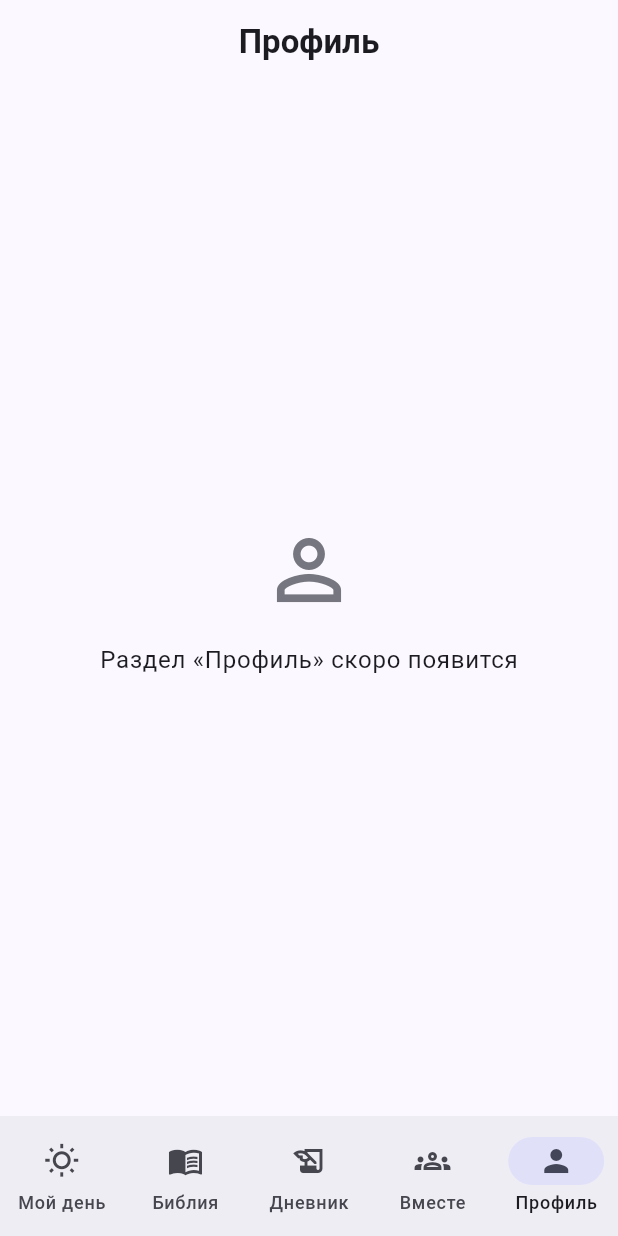
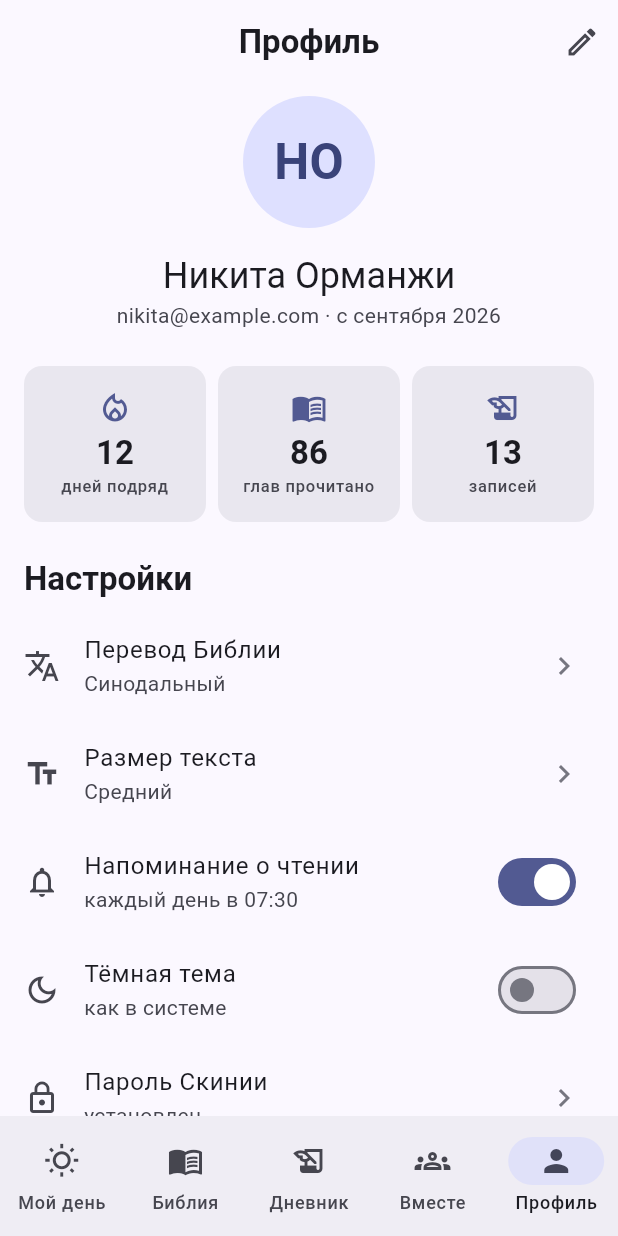
Before and after one commit to NichitaOrmanji/bibly_app, a Flutter app: the MainShell screen opened directly, item 5 of the bottom bar chosen, on a phone screen of 412 x 824 dp. Run offline on Flutter 3.47's test engine with Material 3 defaults, Android fonts, the phone set to English and light mode, and no system bars.

Commit message:
Экран «Профиль»: аватар, статистика, настройки, выход

```diff
--- a/lib/data/mock_data.dart
+++ b/lib/data/mock_data.dart
@@ -11,6 +11,12 @@ class MockData {
   // ---------- Мой день ----------
 
   static const String userName = 'Никита';
+  static const String userFullName = 'Никита Орманжи';
+  static const String userEmail = 'nikita@example.com';
+  static const String memberSince = 'с сентября 2026';
+
+  /// Сколько глав прочитано всего (для профиля).
+  static const int chaptersRead = 86;
 
   static const String todayLabel = 'Суббота, 17 октября';
 
--- a/lib/screens/main_shell.dart
+++ b/lib/screens/main_shell.dart
@@ -4,6 +4,7 @@ import '../widgets/coming_soon_view.dart';
 import 'bible_screen.dart';
 import 'diary_screen.dart';
 import 'my_day_screen.dart';
+import 'profile_screen.dart';
 
 /// Оболочка с нижней навигацией. Единственное состояние — индекс
 /// выбранной вкладки (это допускается условиями ЛР2).
@@ -22,7 +23,7 @@ class _MainShellState extends State<MainShell> {
     BibleScreen(),
     DiaryScreen(),
     ComingSoonView(title: 'Вместе', icon: Icons.groups_outlined),
-    ComingSoonView(title: 'Профиль', icon: Icons.person_outline),
+    ProfileScreen(),
   ];
 
   @override
--- /dev/null
+++ b/lib/screens/profile_screen.dart
@@ -0,0 +1,149 @@
+import 'package:flutter/material.dart';
+
+import '../data/mock_data.dart';
+import '../utils/app_constants.dart';
+import '../widgets/initials_avatar.dart';
+import '../widgets/section_header.dart';
+import '../widgets/stat_tile.dart';
+import 'login_screen.dart';
+
+/// Пункт настроек. Данные нужны только этому экрану,
+/// поэтому они лежат здесь, а не в mock_data.dart.
+class _Setting {
+  final IconData icon;
+  final String title;
+  final String? value;
+
+  /// null — обычный пункт со стрелкой, true/false — переключатель.
+  final bool? switchOn;
+
+  const _Setting(this.icon, this.title, {this.value, this.switchOn});
+}
+
+const List<_Setting> _settings = [
+  _Setting(Icons.translate, 'Перевод Библии', value: 'Синодальный'),
+  _Setting(Icons.text_fields, 'Размер текста', value: 'Средний'),
+  _Setting(Icons.notifications_outlined, 'Напоминание о чтении',
+      value: 'каждый день в 07:30', switchOn: true),
+  _Setting(Icons.dark_mode_outlined, 'Тёмная тема',
+      value: 'как в системе', switchOn: false),
+  _Setting(Icons.lock_outline, 'Пароль Скинии', value: 'установлен'),
+  _Setting(Icons.public, 'Делиться записями с группой', switchOn: true),
+  _Setting(Icons.language, 'Язык приложения', value: 'Русский'),
+  _Setting(Icons.info_outline, 'О приложении', value: 'версия 0.2.0'),
+];
+
+/// «Профиль» — данные пользователя, статистика и настройки.
+/// Переключатели статические: значения берутся из списка выше.
+class ProfileScreen extends StatelessWidget {
+  const ProfileScreen({super.key});
+
+  @override
+  Widget build(BuildContext context) {
+    final scheme = Theme.of(context).colorScheme;
+    final textTheme = Theme.of(context).textTheme;
+    final entriesCount =
+        MockData.diaryEntries.length + MockData.tabernacleEntries.length;
+
+    return Scaffold(
+      appBar: AppBar(
+        title: const Text('Профиль'),
+        actions: [
+          IconButton(
+            tooltip: 'Редактировать',
+            icon: const Icon(Icons.edit_outlined),
+            onPressed: () {},
+          ),
+        ],
+      ),
+      body: ListView(
+        padding: const EdgeInsets.only(bottom: AppConstants.paddingLarge),
+        children: [
+          const SizedBox(height: AppConstants.paddingSmall),
+          const Center(
+            child: InitialsAvatar(name: MockData.userFullName, radius: 44),
+          ),
+          const SizedBox(height: AppConstants.paddingMedium),
+          Text(
+            MockData.userFullName,
+            textAlign: TextAlign.center,
+            style: textTheme.headlineSmall,
+          ),
+          Text(
+            '${MockData.userEmail} · ${MockData.memberSince}',
+            textAlign: TextAlign.center,
+            style: textTheme.bodyMedium?.copyWith(
+              color: scheme.onSurfaceVariant,
+            ),
+          ),
+          const SizedBox(height: AppConstants.paddingLarge),
+          Padding(
+            padding: const EdgeInsets.symmetric(
+              horizontal: AppConstants.paddingMedium,
+            ),
+            child: Row(
+              children: [
+                const Expanded(
+                  child: StatTile(
+                    icon: Icons.local_fire_department_outlined,
+                    value: '${MockData.streakDays}',
+                    label: 'дней подряд',
+                  ),
+                ),
+                const SizedBox(width: AppConstants.paddingSmall),
+                const Expanded(
+                  child: StatTile(
+                    icon: Icons.menu_book_outlined,
+                    value: '${MockData.chaptersRead}',
+                    label: 'глав прочитано',
+                  ),
+                ),
+                const SizedBox(width: AppConstants.paddingSmall),
+                Expanded(
+                  child: StatTile(
+                    icon: Icons.history_edu_outlined,
+                    value: '$entriesCount',
+                    label: 'записей',
+                  ),
+                ),
+              ],
+            ),
+          ),
+          const SectionHeader(title: 'Настройки'),
+          for (final s in _settings)
+            ListTile(
+              leading: Icon(s.icon, color: scheme.onSurfaceVariant),
+              title: Text(s.title),
+              subtitle: s.value == null ? null : Text(s.value!),
+              trailing: s.switchOn == null
+                  ? Icon(Icons.chevron_right, color: scheme.outline)
+                  // Пустой onChanged: переключатель выглядит активным,
+                  // но значение не меняется (состояние — в ЛР4).
+                  : Switch(value: s.switchOn!, onChanged: (_) {}),
+              onTap: () {},
+            ),
+          const SizedBox(height: AppConstants.paddingMedium),
+          Padding(
+            padding: const EdgeInsets.symmetric(
+              horizontal: AppConstants.paddingMedium,
+            ),
+            child: OutlinedButton.icon(
+              style: OutlinedButton.styleFrom(
+                foregroundColor: scheme.error,
+                minimumSize: const Size.fromHeight(48),
+              ),
+              // Выход: просто возврат на экран входа, без логики.
+              onPressed: () => Navigator.pushAndRemoveUntil(
+                context,
+                MaterialPageRoute(builder: (_) => const LoginScreen()),
+                (_) => false,
+              ),
+              icon: const Icon(Icons.logout),
+              label: const Text('Выйти'),
+            ),
+          ),
+        ],
+      ),
+    );
+  }
+}
--- /dev/null
+++ b/lib/widgets/initials_avatar.dart
@@ -0,0 +1,34 @@
+import 'package:flutter/material.dart';
+
+/// Круглый аватар с инициалами вместо фотографии.
+/// Используется в «Профиле» и в ленте и группах «Вместе».
+class InitialsAvatar extends StatelessWidget {
+  final String name;
+  final double radius;
+
+  const InitialsAvatar({super.key, required this.name, this.radius = 20});
+
+  /// «Никита Орманжи» → «НО», «Андрей» → «А».
+  static String initialsOf(String name) {
+    final parts = name.trim().split(RegExp(r'\s+'));
+    return parts.take(2).map((p) => p.isEmpty ? '' : p[0]).join().toUpperCase();
+  }
+
+  @override
+  Widget build(BuildContext context) {
+    final scheme = Theme.of(context).colorScheme;
+
+    return CircleAvatar(
+      radius: radius,
+      backgroundColor: scheme.primaryContainer,
+      child: Text(
+        initialsOf(name),
+        style: TextStyle(
+          fontSize: radius * 0.75,
+          fontWeight: FontWeight.w600,
+          color: scheme.onPrimaryContainer,
+        ),
+      ),
+    );
+  }
+}
--- /dev/null
+++ b/lib/widgets/stat_tile.dart
@@ -0,0 +1,50 @@
+import 'package:flutter/material.dart';
+
+import '../utils/app_constants.dart';
+
+/// Плитка статистики «число + подпись» («12 / дней подряд»).
+/// В «Профиле» стоит три раза подряд.
+class StatTile extends StatelessWidget {
+  final IconData icon;
+  final String value;
+  final String label;
+
+  const StatTile({
+    super.key,
+    required this.icon,
+    required this.value,
+    required this.label,
+  });
+
+  @override
+  Widget build(BuildContext context) {
+    final scheme = Theme.of(context).colorScheme;
+    final textTheme = Theme.of(context).textTheme;
+
+    return Card(
+      elevation: 0,
+      color: scheme.surfaceContainerHigh,
+      margin: EdgeInsets.zero,
+      child: Padding(
+        padding: const EdgeInsets.symmetric(
+          vertical: AppConstants.paddingMedium,
+          horizontal: AppConstants.paddingSmall,
+        ),
+        child: Column(
+          children: [
+            Icon(icon, color: scheme.primary),
+            const SizedBox(height: 4),
+            Text(value, style: textTheme.titleLarge),
+            Text(
+              label,
+              textAlign: TextAlign.center,
+              style: textTheme.labelSmall?.copyWith(
+                color: scheme.onSurfaceVariant,
+              ),
+            ),
+          ],
+        ),
+      ),
+    );
+  }
+}
```
Also changed, not shown: 4 other files.
